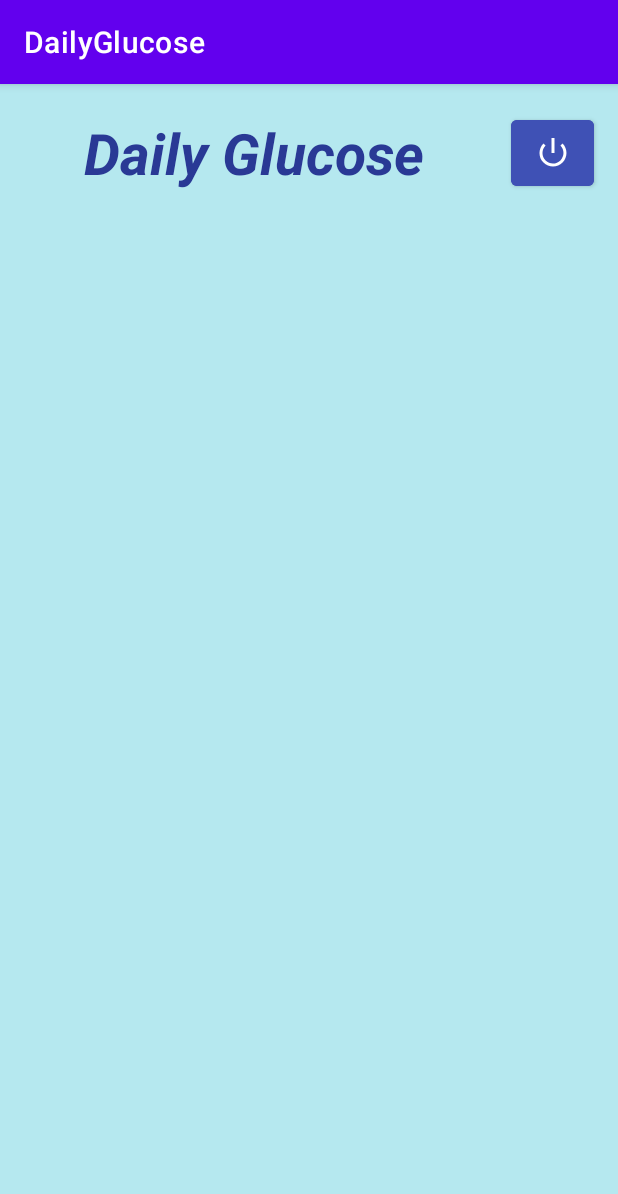
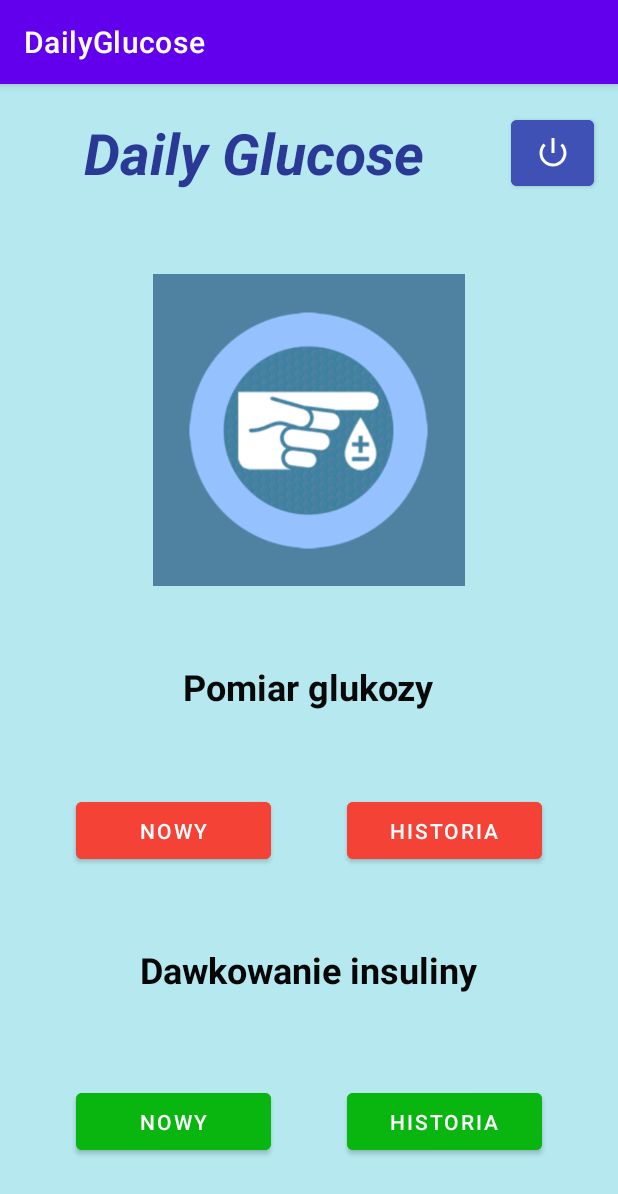
Before and after one commit to paulinaduras/DailyGlucose, an Android app: the EkranGlowny screen opened directly, with no data from a screen before it, on a phone screen of 412 x 824 dp. Shown: the top 1194 px of the screen. Run offline under Robolectric (Android 15) with nearby library versions, the phone set to English and light mode, and no system bars.

Commit message:
Start + Logowanie + Rejestracja + Główny + NowyGlukoza + NowyInsulina

```diff
--- a/app/src/main/AndroidManifest.xml
+++ b/app/src/main/AndroidManifest.xml
@@ -9,7 +9,11 @@
         android:roundIcon="@mipmap/ic_launcher_round"
         android:supportsRtl="true"
         android:theme="@style/Theme.DailyGlucose">
-        <activity android:name=".EkranGlowny"></activity>
+        <activity android:name=".EkranHistoriaInsuliny"></activity>
+        <activity android:name=".EkranHistoriaGlukozy" />
+        <activity android:name=".EkranNowyInsulina" />
+        <activity android:name=".EkranNowyGlukoza" />
+        <activity android:name=".EkranGlowny" />
         <activity android:name=".EkranRejestracji" />
         <activity android:name=".EkranLogowania" />
         <activity android:name=".MainActivity">
--- a/app/src/main/java/com/example/dailyglucose/EkranGlowny.kt
+++ b/app/src/main/java/com/example/dailyglucose/EkranGlowny.kt
@@ -9,16 +9,49 @@ import android.widget.Button
 class EkranGlowny : AppCompatActivity() {
 
     private var btnWyloguj: Button? = null
+    private var btnNowyGlukoza: Button? = null
+    private var btnNowyInsulina: Button? = null
+    private var btnHistoriaInsuliny: Button? = null
+    private var btnHistoriaGlukozy: Button? = null
+
 
     override fun onCreate(savedInstanceState: Bundle?) {
         super.onCreate(savedInstanceState)
         setContentView(R.layout.activity_ekran_glowny)
 
         btnWyloguj = findViewById(R.id.btnWyloguj)
+        btnNowyGlukoza = findViewById(R.id.btnGlownyNowy1)
+        btnNowyInsulina = findViewById(R.id.btnglownyNowy2)
+        btnHistoriaInsuliny = findViewById(R.id.btnGlownyHistoria1)
+        btnHistoriaGlukozy = findViewById(R.id.btnglownyHistoria2)
 
         btnWyloguj?.setOnClickListener(object : View.OnClickListener{
             override fun onClick(v: View?) {
                 wyloguj()
+            }
+        })
+
+        btnNowyGlukoza?.setOnClickListener(object : View.OnClickListener{
+            override fun onClick(v: View?) {
+                oknoDodawaniaGlukozy()
+            }
+        })
+
+        btnNowyInsulina?.setOnClickListener(object : View.OnClickListener{
+            override fun onClick(v: View?) {
+                oknoDodawaniaInsuliny()
+            }
+        })
+
+        btnHistoriaGlukozy?.setOnClickListener(object : View.OnClickListener{
+            override fun onClick(v: View?) {
+                oknoHistoriaGlukozy()
+            }
+        })
+
+        btnHistoriaInsuliny?.setOnClickListener(object : View.OnClickListener{
+            override fun onClick(v: View?) {
+                oknoHistoriaInsuliny()
             }
         })
 
@@ -28,4 +61,24 @@ class EkranGlowny : AppCompatActivity() {
         val intent = Intent(this, MainActivity::class.java)
         startActivity(intent)
     }
+
+    private fun oknoDodawaniaGlukozy(){
+        val intent = Intent(this, EkranNowyGlukoza::class.java)
+        startActivity(intent)
+    }
+
+    private fun oknoDodawaniaInsuliny(){
+        val intent = Intent(this, EkranNowyInsulina::class.java)
+        startActivity(intent)
+    }
+
+    private fun oknoHistoriaGlukozy(){
+        val intent = Intent(this, EkranHistoriaGlukozy::class.java)
+        startActivity(intent)
+    }
+
+    private fun oknoHistoriaInsuliny(){
+        val intent = Intent(this, EkranHistoriaInsuliny::class.java)
+        startActivity(intent)
+    }
 }
--- a/app/src/main/res/layout/activity_ekran_glowny.xml
+++ b/app/src/main/res/layout/activity_ekran_glowny.xml
@@ -42,4 +42,89 @@
         app:layout_constraintStart_toStartOf="parent"
         app:layout_constraintTop_toTopOf="parent"
         app:layout_constraintVertical_bias="0.023" />
+
+    <Button
+        android:id="@+id/btnGlownyNowy1"
+        android:layout_width="130dp"
+        android:layout_height="50dp"
+        android:backgroundTint="#F44336"
+        android:text="Nowy"
+        app:layout_constraintBottom_toTopOf="@+id/textGlowny3"
+        app:layout_constraintEnd_toStartOf="@+id/btnGlownyHistoria1"
+        app:layout_constraintStart_toStartOf="parent"
+        app:layout_constraintTop_toBottomOf="@+id/textGlowny2" />
+
+    <Button
+        android:id="@+id/btnGlownyHistoria1"
+        android:layout_width="130dp"
+        android:layout_height="50dp"
+        android:backgroundTint="#F44336"
+        android:text="HISTORIA"
+        app:layout_constraintBottom_toTopOf="@+id/textGlowny3"
+        app:layout_constraintEnd_toEndOf="parent"
+        app:layout_constraintStart_toEndOf="@+id/btnGlownyNowy1"
+        app:layout_constraintTop_toBottomOf="@+id/textGlowny2" />
+
+    <Button
+        android:id="@+id/btnglownyNowy2"
+        android:layout_width="130dp"
+        android:layout_height="50dp"
+        android:backgroundTint="#08B60F"
+        android:text="NOWY"
+        app:layout_constraintBottom_toBottomOf="parent"
+        app:layout_constraintEnd_toStartOf="@+id/btnglownyHistoria2"
+        app:layout_constraintStart_toStartOf="parent"
+        app:layout_constraintTop_toBottomOf="@+id/textGlowny3" />
+
+    <Button
+        android:id="@+id/btnglownyHistoria2"
+        android:layout_width="130dp"
+        android:layout_height="50dp"
+        android:backgroundTint="#08B60F"
+        android:text="Historia"
+        app:layout_constraintBottom_toBottomOf="parent"
+        app:layout_constraintEnd_toEndOf="parent"
+        app:layout_constraintStart_toEndOf="@+id/btnglownyNowy2"
+        app:layout_constraintTop_toBottomOf="@+id/textGlowny3" />
+
+    <TextView
+        android:id="@+id/textGlowny2"
+        android:layout_width="208dp"
+        android:layout_height="36dp"
+        android:text="Pomiar glukozy"
+        android:textAlignment="center"
+        android:textColor="#090909"
+        android:textSize="24sp"
+        android:textStyle="bold"
+        app:layout_constraintBottom_toTopOf="@+id/btnGlownyNowy1"
+        app:layout_constraintEnd_toEndOf="parent"
+        app:layout_constraintHorizontal_bias="0.497"
+        app:layout_constraintStart_toStartOf="parent"
+        app:layout_constraintTop_toBottomOf="@+id/imageView3" />
+
+    <TextView
+        android:id="@+id/textGlowny3"
+        android:layout_width="262dp"
+        android:layout_height="42dp"
+        android:text="Dawkowanie insuliny"
+        android:textAlignment="center"
+        android:textColor="#070707"
+        android:textSize="24sp"
+        android:textStyle="bold"
+        app:layout_constraintBottom_toTopOf="@+id/btnglownyNowy2"
+        app:layout_constraintEnd_toEndOf="parent"
+        app:layout_constraintHorizontal_bias="0.496"
+        app:layout_constraintStart_toStartOf="parent"
+        app:layout_constraintTop_toBottomOf="@+id/btnGlownyNowy1" />
+
+    <ImageView
+        android:id="@+id/imageView3"
+        android:layout_width="220dp"
+        android:layout_height="208dp"
+        app:layout_constraintBottom_toTopOf="@+id/textGlowny2"
+        app:layout_constraintEnd_toEndOf="parent"
+        app:layout_constraintStart_toStartOf="parent"
+        app:layout_constraintTop_toBottomOf="@+id/textEGlowny1"
+        app:srcCompat="@drawable/rka" />
+
 </androidx.constraintlayout.widget.ConstraintLayout>
```
Also changed, not shown: app/src/main/java/com/example/dailyglucose/EkranHistoriaGlukozy.kt (added, +11 -0 lines), app/src/main/java/com/example/dailyglucose/EkranHistoriaInsuliny.kt (added, +11 -0 lines), app/src/main/java/com/example/dailyglucose/EkranNowyGlukoza.kt (added, +36 -0 lines), app/src/main/java/com/example/dailyglucose/EkranNowyInsulina.kt (added, +36 -0 lines), app/src/main/res/layout/activity_ekran_historia_glukozy.xml (added, +9 -0 lines), app/src/main/res/layout/activity_ekran_historia_insuliny.xml (added, +9 -0 lines), app/src/main/res/layout/activity_ekran_nowy_glukoza.xml (added, +78 -0 lines), app/src/main/res/layout/activity_ekran_nowy_insulina.xml (added, +77 -0 lines), app/src/main/res/drawable/rka.png (added).
